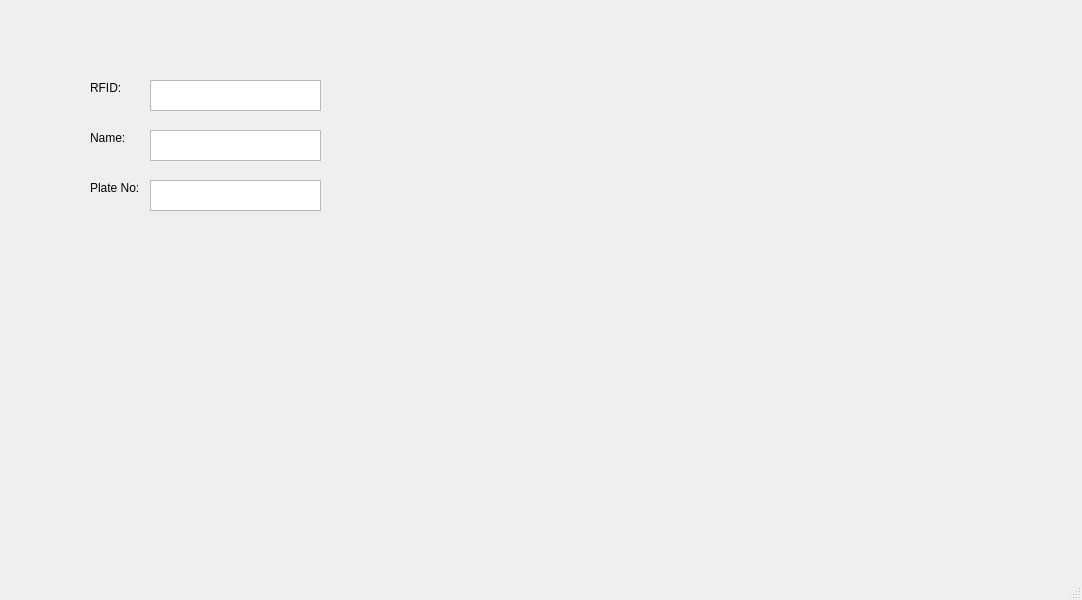
Above: ui/Main.ui from AlienWolfX/CSU-RFID-PYQT6 before the change. Below: the same form after it.
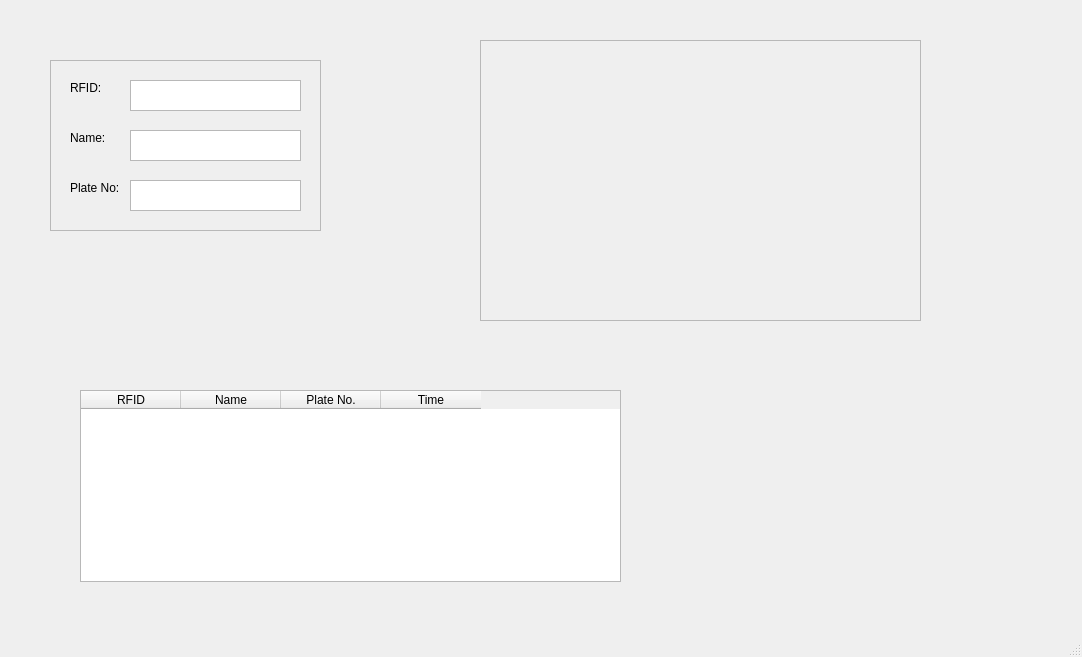
That is the form after the change.

Commit message: ✨feature: added logs view logd to MainWindow

The edit to the form file:
```diff
--- a/ui/Main.ui
+++ b/ui/Main.ui
@@ -7,24 +7,78 @@
     <x>0</x>
     <y>0</y>
     <width>1082</width>
-    <height>600</height>
+    <height>657</height>
    </rect>
   </property>
   <property name="windowTitle">
    <string>MainWindow</string>
   </property>
   <widget class="QWidget" name="centralwidget">
-   <widget class="QLabel" name="rfidLabel">
+   <widget class="QTableWidget" name="tableLogs">
     <property name="geometry">
      <rect>
-      <x>90</x>
-      <y>80</y>
-      <width>55</width>
-      <height>16</height>
+      <x>80</x>
+      <y>390</y>
+      <width>541</width>
+      <height>192</height>
      </rect>
     </property>
+    <column>
     <property name="text">
-     <string>RFID:</string>
+      <string>RFID</string>
+     </property>
+    </column>
+    <column>
+     <property name="text">
+      <string>Name</string>
+     </property>
+    </column>
+    <column>
+     <property name="text">
+      <string>Plate No.</string>
+     </property>
+    </column>
+    <column>
+     <property name="text">
+      <string>Time</string>
+     </property>
+    </column>
+   </widget>
+   <widget class="QFrame" name="frame">
+    <property name="enabled">
+     <bool>true</bool>
+    </property>
+    <property name="geometry">
+     <rect>
+      <x>50</x>
+      <y>60</y>
+      <width>271</width>
+      <height>171</height>
+     </rect>
+    </property>
+    <property name="frameShape">
+     <enum>QFrame::StyledPanel</enum>
+    </property>
+    <property name="frameShadow">
+     <enum>QFrame::Raised</enum>
+    </property>
+    <widget class="QTextEdit" name="plateValue">
+     <property name="enabled">
+      <bool>true</bool>
+     </property>
+     <property name="geometry">
+      <rect>
+       <x>80</x>
+       <y>120</y>
+       <width>171</width>
+       <height>31</height>
+      </rect>
+     </property>
+     <property name="acceptDrops">
+      <bool>false</bool>
+     </property>
+     <property name="readOnly">
+      <bool>true</bool>
     </property>
    </widget>
    <widget class="QTextEdit" name="rfidValue">
@@ -33,8 +87,27 @@
     </property>
     <property name="geometry">
      <rect>
-      <x>150</x>
-      <y>80</y>
+       <x>80</x>
+       <y>20</y>
+       <width>171</width>
+       <height>31</height>
+      </rect>
+     </property>
+     <property name="acceptDrops">
+      <bool>false</bool>
+     </property>
+     <property name="readOnly">
+      <bool>true</bool>
+     </property>
+    </widget>
+    <widget class="QTextEdit" name="nameValue">
+     <property name="enabled">
+      <bool>true</bool>
+     </property>
+     <property name="geometry">
+      <rect>
+       <x>80</x>
+       <y>70</y>
       <width>171</width>
       <height>31</height>
      </rect>
@@ -49,8 +122,8 @@
    <widget class="QLabel" name="nameLabel">
     <property name="geometry">
      <rect>
-      <x>90</x>
-      <y>130</y>
+       <x>20</x>
+       <y>70</y>
       <width>55</width>
       <height>16</height>
      </rect>
@@ -59,30 +132,24 @@
      <string>Name:</string>
     </property>
    </widget>
-   <widget class="QTextEdit" name="nameValue">
-    <property name="enabled">
-     <bool>true</bool>
-    </property>
+    <widget class="QLabel" name="rfidLabel">
     <property name="geometry">
      <rect>
-      <x>150</x>
-      <y>130</y>
-      <width>171</width>
-      <height>31</height>
-     </rect>
-    </property>
-    <property name="acceptDrops">
-     <bool>false</bool>
-    </property>
-    <property name="readOnly">
-     <bool>true</bool>
+       <x>20</x>
+       <y>20</y>
+       <width>55</width>
+       <height>16</height>
+      </rect>
+     </property>
+     <property name="text">
+      <string>RFID:</string>
     </property>
    </widget>
    <widget class="QLabel" name="plateLabel">
     <property name="geometry">
      <rect>
-      <x>90</x>
-      <y>180</y>
+       <x>20</x>
+       <y>120</y>
       <width>55</width>
       <height>16</height>
      </rect>
@@ -91,32 +158,29 @@
      <string>Plate No:</string>
     </property>
    </widget>
-   <widget class="QTextEdit" name="plateValue">
-    <property name="enabled">
-     <bool>true</bool>
-    </property>
+   </widget>
+   <widget class="QFrame" name="frame_2">
     <property name="geometry">
      <rect>
-      <x>150</x>
-      <y>180</y>
-      <width>171</width>
-      <height>31</height>
+      <x>480</x>
+      <y>40</y>
+      <width>441</width>
+      <height>281</height>
      </rect>
     </property>
-    <property name="acceptDrops">
-     <bool>false</bool>
+    <property name="frameShape">
+     <enum>QFrame::StyledPanel</enum>
     </property>
-    <property name="readOnly">
-     <bool>true</bool>
+    <property name="frameShadow">
+     <enum>QFrame::Raised</enum>
     </property>
-   </widget>
    <widget class="QLabel" name="userPhoto">
     <property name="geometry">
      <rect>
-      <x>360</x>
-      <y>70</y>
+       <x>20</x>
+       <y>20</y>
       <width>391</width>
-      <height>301</height>
+       <height>241</height>
      </rect>
     </property>
     <property name="text">
@@ -125,6 +189,7 @@
     <property name="scaledContents">
      <bool>true</bool>
     </property>
+    </widget>
    </widget>
   </widget>
   <widget class="QMenuBar" name="menubar">
```
Left out of the diff: 2 changed lines with no effect on the pictures. Lines whose indentation alone changed are shown as unchanged. The commit also changes 2 other files.
